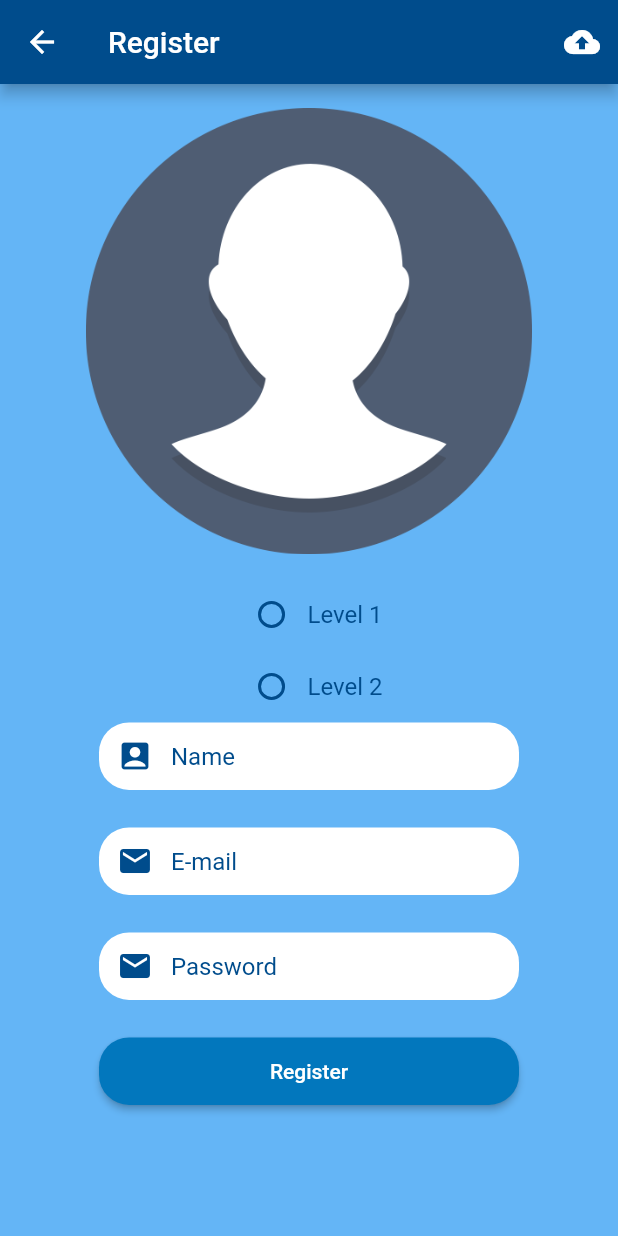
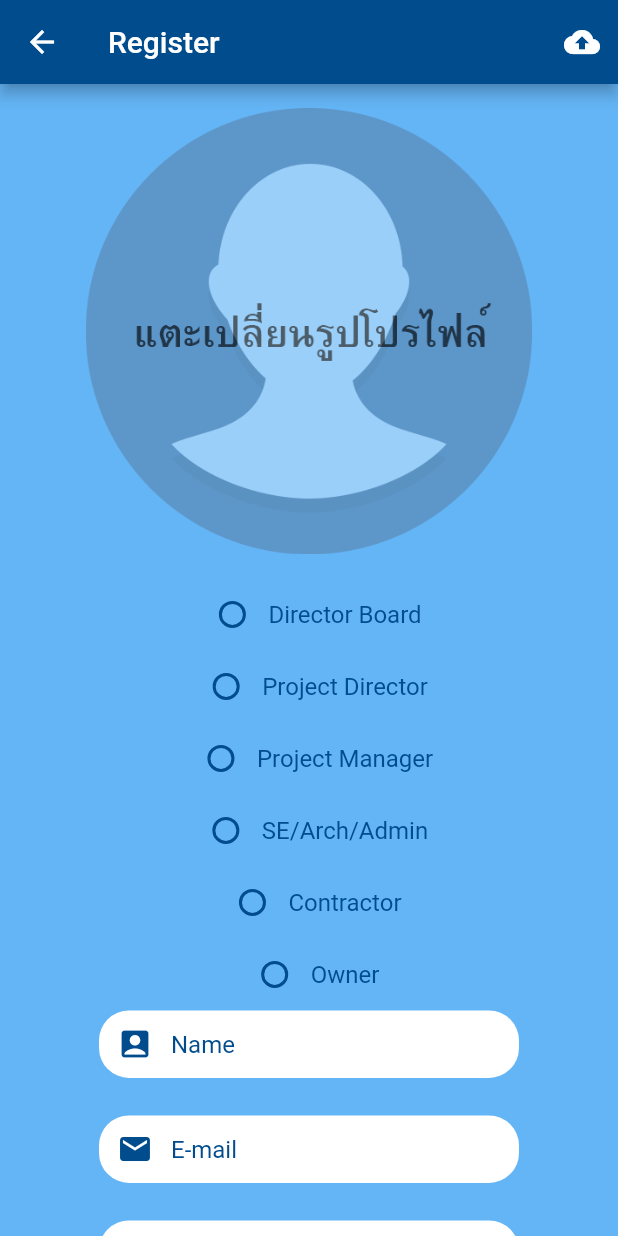
Before and after one commit to Boonrit12345/mooConstructor14march, a Flutter app: the Register screen opened directly, on a phone screen of 412 x 824 dp. Run offline on Flutter 3.47's test engine with Material 2 defaults, Android fonts, the phone set to English and light mode, and no system bars; our stand-ins replace cloud_firestore, firebase_auth, firebase_storage, google_fonts, image_picker; accounts and stored records are empty.

Commit message:
UI UX register form PART 2

```diff
--- a/lib/widget/register.dart
+++ b/lib/widget/register.dart
@@ -160,18 +160,18 @@
           data: Theme.of(context)
               .copyWith(unselectedWidgetColor: MyStyle().darkColor),
           child: Radio(
-            value: 'Level1',
-            groupValue: levelString,
+            value: 'Director Board',
+            groupValue: levelString, //  กลุ่มนี้
             onChanged: (String string) {
               setState(() {
-                levelString = string;
+                levelString = string; //  ส่งค่าในตัวแปรนี้
                 print('Level ==>$levelString');
               });
             },
           ),
         ),
         Text(
-          'Level 1',
+          'Director Board',
           style: MyStyle().h3Style,
         ),
       ],
@@ -185,20 +185,134 @@
           data: Theme.of(context)
               .copyWith(unselectedWidgetColor: MyStyle().darkColor),
           child: Radio(
-            value: 'Level2',
-            groupValue: levelString,
+            value: 'Project Director',
+            groupValue: levelString, //  กลุ่มนี้
             onChanged: (String string) {
               setState(() {
-                levelString = string;
+                levelString = string; //  ส่งค่าในตัวแปรนี้
                 print('Level ==>$levelString');
               });
             },
           ),
         ),
         Text(
-          'Level 2',
+          'Project Director',
           style: MyStyle().h3Style,
         ),
+      ],
+    );
+  }
+
+  Widget level3Button() {
+    return Row(
+      children: <Widget>[
+        Theme(
+          data: Theme.of(context)
+              .copyWith(unselectedWidgetColor: MyStyle().darkColor),
+          child: Radio(
+            value: 'Project Manager',
+            groupValue: levelString, //  กลุ่มนี้
+            onChanged: (String string) {
+              setState(() {
+                levelString = string; //  ส่งค่าในตัวแปรนี้
+                print('Level ==>$levelString');
+              });
+            },
+          ),
+        ),
+        Text(
+          'Project Manager',
+          style: MyStyle().h3Style,
+        ),
+      ],
+    );
+  }
+
+  Widget level4Button() {
+    return Row(
+      children: <Widget>[
+        Theme(
+          data: Theme.of(context)
+              .copyWith(unselectedWidgetColor: MyStyle().darkColor),
+          child: Radio(
+            value: 'SE/Arch/Admin',
+            groupValue: levelString, //  กลุ่มนี้
+            onChanged: (String string) {
+              setState(() {
+                levelString = string; //  ส่งค่าในตัวแปรนี้
+                print('Level ==>$levelString');
+              });
+            },
+          ),
+        ),
+        Text(
+          'SE/Arch/Admin',
+          style: MyStyle().h3Style,
+        ),
+      ],
+    );
+  }
+
+Widget level5Button() {
+    return Row(
+      children: <Widget>[
+        Theme(
+          data: Theme.of(context)
+              .copyWith(unselectedWidgetColor: MyStyle().darkColor),
+          child: Radio(
+            value: 'Contractor',
+            groupValue: levelString, //  กลุ่มนี้
+            onChanged: (String string) {
+              setState(() {
+                levelString = string; //  ส่งค่าในตัวแปรนี้
+                print('Level ==>$levelString');
+              });
+            },
+          ),
+        ),
+        Text(
+          'Contractor',
+          style: MyStyle().h3Style,
+        ),
+      ],
+    );
+  }
+
+  Widget level6Button() {
+    return Row(
+      children: <Widget>[
+        Theme(
+          data: Theme.of(context)
+              .copyWith(unselectedWidgetColor: MyStyle().darkColor),
+          child: Radio(
+            value: 'Owner',
+            groupValue: levelString, //  กลุ่มนี้
+            onChanged: (String string) {
+              setState(() {
+                levelString = string; //  ส่งค่าในตัวแปรนี้
+                print('Level ==>$levelString');
+              });
+            },
+          ),
+        ),
+        Text(
+          'Owner',
+          style: MyStyle().h3Style,
+        ),
+      ],
+    );
+  }
+
+  Widget showChooseLevelRow(){
+    return Row(
+      mainAxisAlignment: MainAxisAlignment.center,
+      children: <Widget>[
+        level1Button(),
+        level2Button(),
+        level2Button(),
+        level2Button(),
+        level2Button(),
+        level2Button(),
       ],
     );
   }
@@ -212,6 +326,10 @@
           children: <Widget>[
             level1Button(),
             level2Button(),
+            level3Button(),
+            level4Button(),
+            level5Button(),
+            level6Button(),
           ],
         ),
       ],
@@ -371,6 +489,7 @@
           // showTitle('Avatar'),
           showAvatar(),
           // showTitle('ตำแหน่ง'),
+          // showChooseLevelRow(),
           chooseLevel(),
           // showTitle('Information'),
           nameForm(),
```
Also changed, not shown: images/avatar6.png, images/avatar7.png (added).
